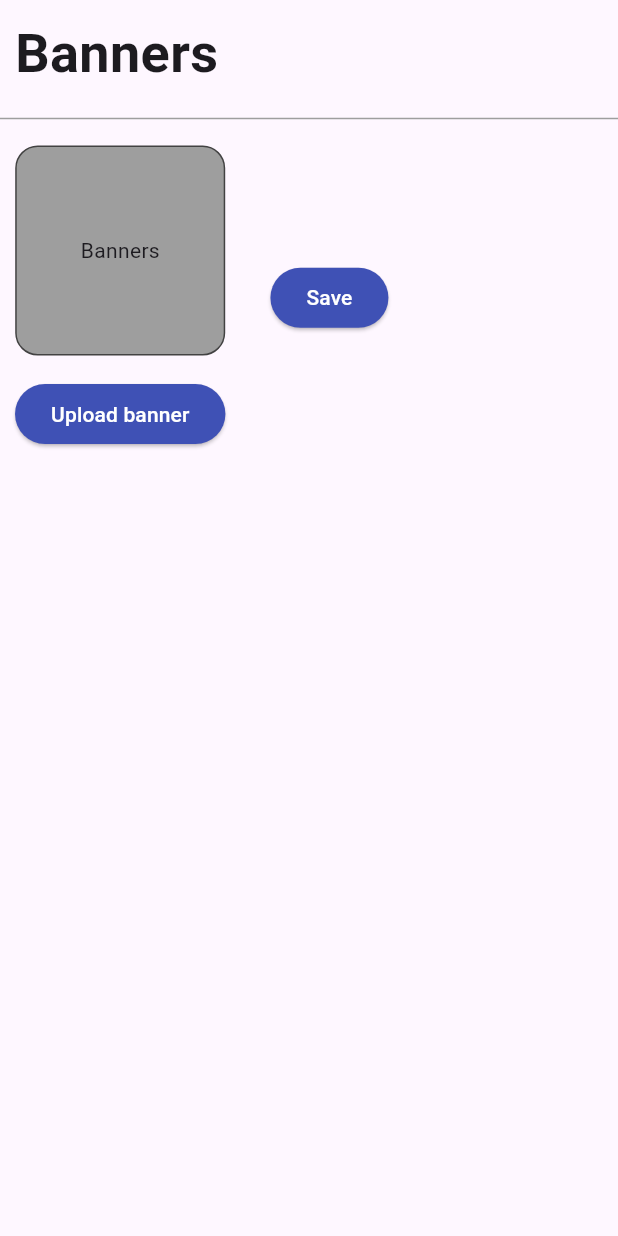
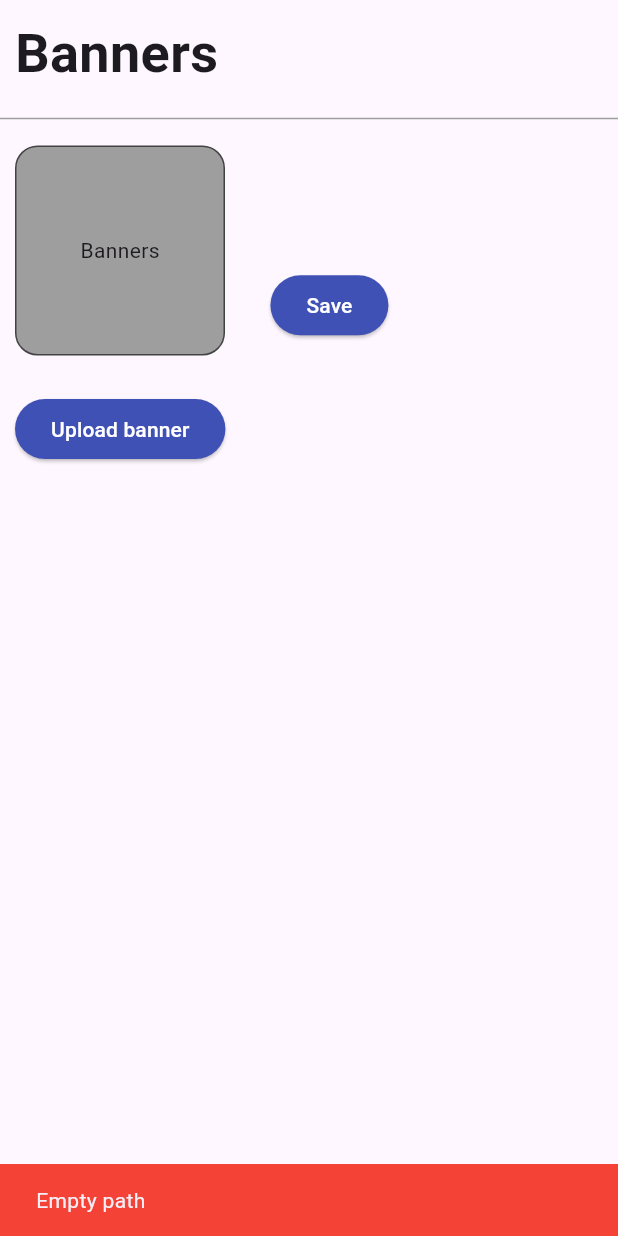
Before and after one commit to aliayoub1805/ecommerceapp-admin, a Flutter app: the UploadBannerScreen widget shown alone on an empty page, opened directly, after a tap on "Save", on a phone screen of 412 x 824 dp. Run offline on Flutter 3.47's test engine with Material 3 defaults, Android fonts, the light colour scheme and no system bars; our stand-ins replace cloud_firestore, firebase_core, firebase_storage, font_awesome_flutter, image_picker; missing offline and left inert: flutter_admin_scaffold; accounts and stored records are empty.

Commit message:
update files : main , upload_banner_screen.dart

```diff
--- a/lib/views/screens/side_bar_screens/upload_banner_screen.dart
+++ b/lib/views/screens/side_bar_screens/upload_banner_screen.dart
@@ -1,4 +1,6 @@
 import 'dart:typed_data'; // لاستخدام Uint8List
+import 'package:cloud_firestore/cloud_firestore.dart';
+import 'package:firebase_storage/firebase_storage.dart';
 import 'package:flutter/material.dart';
 import 'package:image_picker/image_picker.dart';
 
@@ -10,7 +12,11 @@ class UploadBannerScreen extends StatefulWidget {
 }
 
 class _UploadBannerScreenState extends State<UploadBannerScreen> {
-  Uint8List? _image; // تغيير نوع المتغير إلى Uint8List لتخزين بيانات الصورة
+  final FirebaseStorage _storage = FirebaseStorage.instance;
+  final FirebaseFirestore _firestore = FirebaseFirestore.instance;
+  Uint8List? _image; // لتخزين بيانات الصورة
+  String? _fileName; // لتخزين اسم الملف
+  bool _isUploading = false; // لتتبع حالة التحميل
   final ImagePicker _picker = ImagePicker();
 
   Future<void> pickImage() async {
@@ -22,10 +28,69 @@ class _UploadBannerScreenState extends State<UploadBannerScreen> {
         final imageBytes = await pickedFile.readAsBytes();
         setState(() {
           _image = imageBytes;
+          _fileName = pickedFile.name; // الحصول على اسم الملف
         });
       }
     } catch (e) {
       print("Error picking file: $e");
+    }
+  }
+
+  Future<String> _uploadBannersToStorage(Uint8List image) async {
+    final ref = _storage.ref().child('Banners').child(_fileName!);
+    final uploadTask = ref.putData(image);
+    final snapshot = await uploadTask;
+    final downloadUrl = await snapshot.ref.getDownloadURL();
+    return downloadUrl;
+  }
+
+  Future<void> uploadToFireStore() async {
+    if (_image != null) {
+      setState(() {
+        _isUploading = true; // بدء التحميل
+      });
+
+      try {
+        final imageUrl = await _uploadBannersToStorage(_image!);
+        await _firestore.collection('banners').doc(_fileName).set({
+          'image': imageUrl,
+        });
+
+        // عرض رسالة النجاح
+        ScaffoldMessenger.of(context).showSnackBar(
+          SnackBar(
+            content: Text('Uploading to server'),
+            backgroundColor: Colors.green,
+          ),
+        );
+
+        // إعادة الصورة إلى الوضع الأصلي
+        setState(() {
+          _image = null;
+          _fileName = null;
+          _isUploading = false; // إيقاف التحميل
+        });
+      } catch (e) {
+        print("Error uploading to Firestore: $e");
+        ScaffoldMessenger.of(context).showSnackBar(
+          SnackBar(
+            content: Text('Error uploading'),
+            backgroundColor: Colors.red,
+          ),
+        );
+
+        setState(() {
+          _isUploading = false; // إيقاف التحميل
+        });
+      }
+    }
+    else{
+      ScaffoldMessenger.of(context).showSnackBar(
+        SnackBar(
+          content: Text('Empty path'),
+          backgroundColor: Colors.red,
+        ),
+      );
     }
   }
 
@@ -51,6 +116,7 @@ class _UploadBannerScreenState extends State<UploadBannerScreen> {
               Padding(
                 padding: const EdgeInsets.all(10.0),
                 child: Column(
+                  crossAxisAlignment: CrossAxisAlignment.start,
                   children: [
                     Container(
                       height: 140,
@@ -71,6 +137,12 @@ class _UploadBannerScreenState extends State<UploadBannerScreen> {
                         child: Text('Banners'),
                       ),
                     ),
+                    SizedBox(height: 10),
+                    if (_fileName != null)
+                      Text(
+                        'File: $_fileName',
+                        style: TextStyle(fontSize: 12),
+                      ),
                     SizedBox(height: 15),
                     ElevatedButton(
                       style: ElevatedButton.styleFrom(
@@ -88,12 +160,15 @@ class _UploadBannerScreenState extends State<UploadBannerScreen> {
                 ),
               ),
               SizedBox(width: 20),
+              Column(
+                crossAxisAlignment: CrossAxisAlignment.start,
+                children: [
                   ElevatedButton(
                     style: ElevatedButton.styleFrom(
                       backgroundColor: Colors.indigo,
                     ),
                     onPressed: () {
-                  // إضافة منطق الحفظ هنا إذا لزم الأمر
+                      uploadToFireStore();
                     },
                     child: Text(
                       'Save',
@@ -102,6 +177,13 @@ class _UploadBannerScreenState extends State<UploadBannerScreen> {
                       ),
                     ),
                   ),
+                  if (_isUploading) // عرض شريط التقدم عند التحميل
+                    Padding(
+                      padding: const EdgeInsets.only(top: 10),
+                      child: CircularProgressIndicator(),
+                    ),
+                ],
+              ),
             ],
           ),
         ],
```
Also changed, not shown: lib/main.dart (+14 -2 lines). Lines whose indentation alone changed are shown as unchanged.
